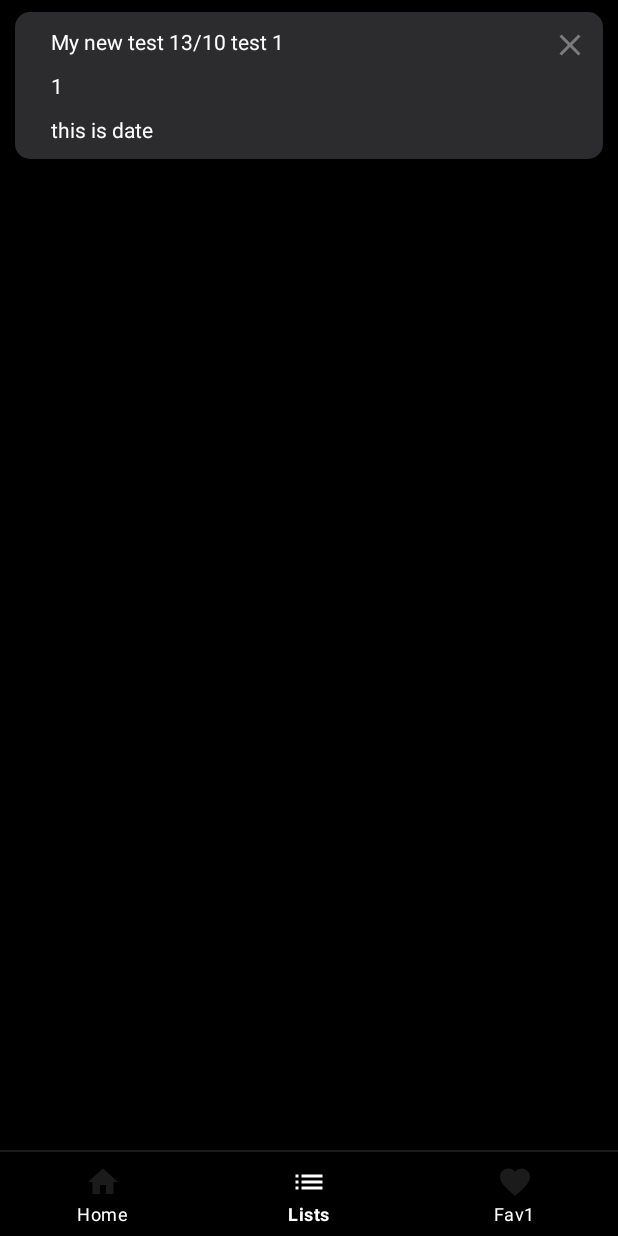
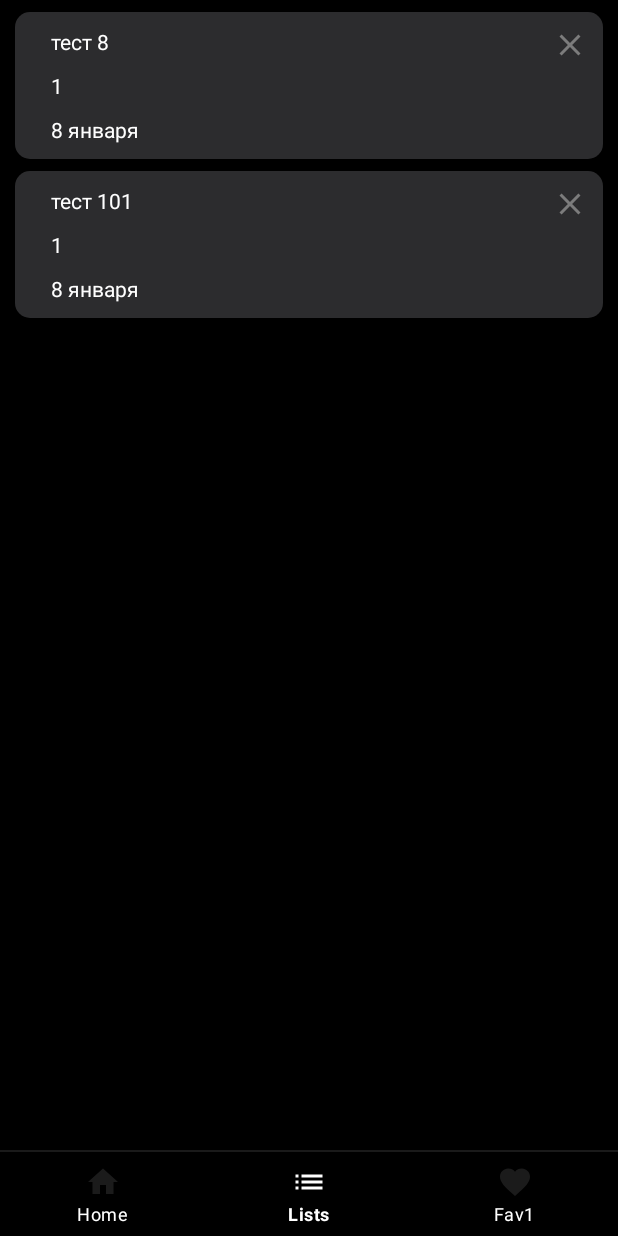
Before and after one commit to ZiArtem/Eng, an Android app: the screen it shows after launch (MainActivity), item 2 of the bottom bar chosen, on a phone screen of 412 x 824 dp. Run offline under Robolectric (Android 15) with nearby library versions, the phone set to English and light mode, and no system bars; our stand-ins replace Room's generated code.

Commit message:
additions and improvements

```diff
--- a/MyEnglishApp/app/src/main/java/com/example/myenglishapp/MainActivity.kt
+++ b/MyEnglishApp/app/src/main/java/com/example/myenglishapp/MainActivity.kt
@@ -5,6 +5,7 @@ import android.os.Bundle
 import androidx.lifecycle.ViewModelProvider
 import com.example.myenglishapp.databinding.NewActivityMainBinding
 import com.example.myenglishapp.entities.ListWords
+import com.example.myenglishapp.entities.Word
 import com.example.myenglishapp.fragments.HomeFragment
 import com.example.myenglishapp.fragments.Fragment_2
 import com.example.myenglishapp.fragments.ListsFragment
@@ -40,7 +41,12 @@ class MainActivity : AppCompatActivity() {
             }
             true
         }
-        mUserViewModel.addListWords(ListWords(0,"My new test 13/10 test 1","this is date"))
 
+        mUserViewModel.addListWords(ListWords(101,"тест 101 ","8 января"))
+        mUserViewModel.addListWords(ListWords(0,"тест 8 ","8 января"))
+        mUserViewModel.addWord(Word(0,"almost", "почти",101))
+        mUserViewModel.addWord(Word(0,"aware", "осведомленный",101))
+        mUserViewModel.addWord(Word(0,"certain", "определенный",101))
+        mUserViewModel.addWord(Word(0,"complain", "жаловаться",101))
     }
 }
--- a/MyEnglishApp/app/src/main/java/com/example/myenglishapp/adapters/ListWordAdapter.kt
+++ b/MyEnglishApp/app/src/main/java/com/example/myenglishapp/adapters/ListWordAdapter.kt
@@ -12,6 +12,9 @@ import java.util.*
 
 interface ListWordActionListener {
     fun deleteItem(wordlist: ListWords) {
+    }
+
+    fun onDetailItem(wordlist: ListWords) {
     }
 }
 
@@ -42,7 +45,10 @@ class ListWordAdapter(private val actionListener: ListWordActionListener) :
     override fun onCreateViewHolder(parent: ViewGroup, viewType: Int): MyViewHolder {
         val inflater = LayoutInflater.from(parent.context)
         val binding = ItemListBinding.inflate(inflater, parent, false)
-//        binding.root.setOnClickListener(this)
+        binding.root.setOnClickListener(this)
+        binding.titleList.setOnClickListener(this)
+        binding.date.setOnClickListener(this)
+        binding.numWordsOnLists.setOnClickListener(this)
         binding.crossList.setOnClickListener(this)
 
         return MyViewHolder(binding)
@@ -60,7 +66,7 @@ class ListWordAdapter(private val actionListener: ListWordActionListener) :
             }
 
             else -> {
-//                actionListener.deleteItem(word)
+                actionListener.onDetailItem(wordlist)
             }
         }
     }
@@ -75,8 +81,12 @@ class ListWordAdapter(private val actionListener: ListWordActionListener) :
         holder.itemView.titleList.text = currentItem.title.toString()
         holder.itemView.date.text = currentItem.date.toString()
         holder.itemView.numWordsOnLists.text = 1.toString()
+
         holder.itemView.tag = currentItem
         holder.itemView.crossList.tag = currentItem
+        holder.itemView.numWordsOnLists.tag = currentItem
+        holder.itemView.date.tag = currentItem
+        holder.itemView.titleList.tag = currentItem
     }
 
     fun setData(wordlist_: List<ListWords>) {
--- a/MyEnglishApp/app/src/main/java/com/example/myenglishapp/dao/ListWordsDao.kt
+++ b/MyEnglishApp/app/src/main/java/com/example/myenglishapp/dao/ListWordsDao.kt
@@ -16,6 +16,6 @@ interface ListWordsDao {
     @Update
     suspend fun updateListWords(listWords: ListWords)
 
-    @Query("SELECT*FROM wordlist_table ORDER BY id")
+    @Query("SELECT*FROM wordlist_table  ORDER BY id")
     fun readAllListWords(): LiveData<List<ListWords>>
 }
--- a/MyEnglishApp/app/src/main/java/com/example/myenglishapp/dao/WordDao.kt
+++ b/MyEnglishApp/app/src/main/java/com/example/myenglishapp/dao/WordDao.kt
@@ -1,4 +1,5 @@
 package com.example.myenglishapp.dao
+
 import androidx.lifecycle.LiveData
 import androidx.room.*
 import com.example.myenglishapp.entities.Word
@@ -14,6 +15,10 @@ interface WordDao {
     @Update
     suspend fun updateWord(word: Word)
 
-    @Query("SELECT*FROM all_words_table ORDER BY id")
+    @Query("SELECT*FROM all_words_table WHERE id_list = -1 ORDER BY id")
     fun readAllWord(): LiveData<List<Word>>
+
+    @Query("SELECT*FROM all_words_table WHERE id_list = (:id_list) ORDER BY id")
+    fun getWordByIdList(id_list: Int): LiveData<List<Word>>
+
 }
--- a/MyEnglishApp/app/src/main/java/com/example/myenglishapp/database/PrDatabase.kt
+++ b/MyEnglishApp/app/src/main/java/com/example/myenglishapp/database/PrDatabase.kt
@@ -10,7 +10,7 @@ import com.example.myenglishapp.entities.ListWords
 import com.example.myenglishapp.entities.Word
 
 @Database(
-    version = 3,
+    version = 4,
     entities = [Word::class, ListWords::class]
 )
 
--- a/MyEnglishApp/app/src/main/java/com/example/myenglishapp/entities/Word.kt
+++ b/MyEnglishApp/app/src/main/java/com/example/myenglishapp/entities/Word.kt
@@ -11,5 +11,6 @@ data class Word(
     @PrimaryKey(autoGenerate = true)
     val id: Int,
     val title: String,
-    val description: String
+    val description: String,
+    val id_list: Int
 )
--- a/MyEnglishApp/app/src/main/java/com/example/myenglishapp/fragments/HomeFragment.kt
+++ b/MyEnglishApp/app/src/main/java/com/example/myenglishapp/fragments/HomeFragment.kt
@@ -52,7 +52,8 @@ class HomeFragment : Fragment() {
                         Word(
                             0,
                             "Word or phrase" + (0..10000).random(),
-                            "translation " + (0..100).random()
+                            "translation " + (0..100).random(),
+                            -1
                         )
                     )
             }
--- a/MyEnglishApp/app/src/main/java/com/example/myenglishapp/repository/Repository.kt
+++ b/MyEnglishApp/app/src/main/java/com/example/myenglishapp/repository/Repository.kt
@@ -1,5 +1,6 @@
 package com.example.myenglishapp.repository
 
+import android.R
 import androidx.lifecycle.LiveData
 import com.example.myenglishapp.dao.ListWordsDao
 import com.example.myenglishapp.dao.WordDao
@@ -28,6 +29,10 @@ class Repository(
         return wordDao.readAllWord()
     }
 
+    fun getWordByIdList(id_list: Int): LiveData<List<Word>>{
+        return wordDao.getWordByIdList(id_list)
+    }
+
     //ListWord Functions
 
     suspend fun addListWords(listWords: ListWords){
--- a/MyEnglishApp/app/src/main/java/com/example/myenglishapp/viewModel/PrViewModel.kt
+++ b/MyEnglishApp/app/src/main/java/com/example/myenglishapp/viewModel/PrViewModel.kt
@@ -13,6 +13,7 @@ import kotlinx.coroutines.launch
 
 class PrViewModel(application: Application) : AndroidViewModel(application) {
     private val repository: Repository
+    var currentItem: Int = -1
 
     init {
         val wordDao1 = PrDatabase.getDatabase(application).wordDao()
@@ -49,6 +50,9 @@ class PrViewModel(application: Application) : AndroidViewModel(application) {
         return repository.readAllWord()
     }
 
+    fun getWordByIdList(id_list: Int): LiveData<List<Word>> {
+        return repository.getWordByIdList(id_list)
+    }
     //ListWord Functions
 
     fun addListWords(listWords: ListWords) {
--- a/MyEnglishApp/app/src/main/res/layout/home_fragment.xml
+++ b/MyEnglishApp/app/src/main/res/layout/home_fragment.xml
@@ -10,7 +10,7 @@
         android:id="@+id/button"
         android:layout_width="wrap_content"
         android:layout_height="wrap_content"
-        android:alpha="0"
+        android:alpha="1"
         android:text="Button"
         android:textAllCaps="false"
         app:layout_constraintBottom_toBottomOf="parent"
```
Also changed, not shown: MyEnglishApp/app/src/main/java/com/example/myenglishapp/fragments/Fragment4.kt (added, +55 -0 lines), MyEnglishApp/app/src/main/java/com/example/myenglishapp/fragments/ListsFragment.kt (+14 -3 lines), MyEnglishApp/app/src/main/res/layout/fragment_4.xml (added, +15 -0 lines).
